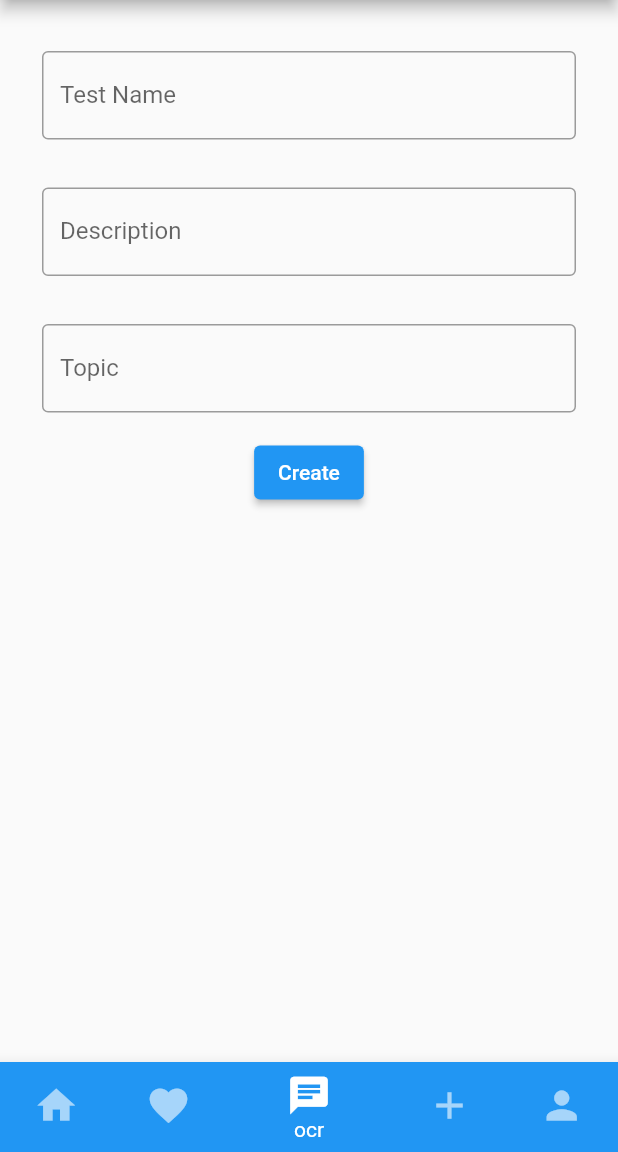
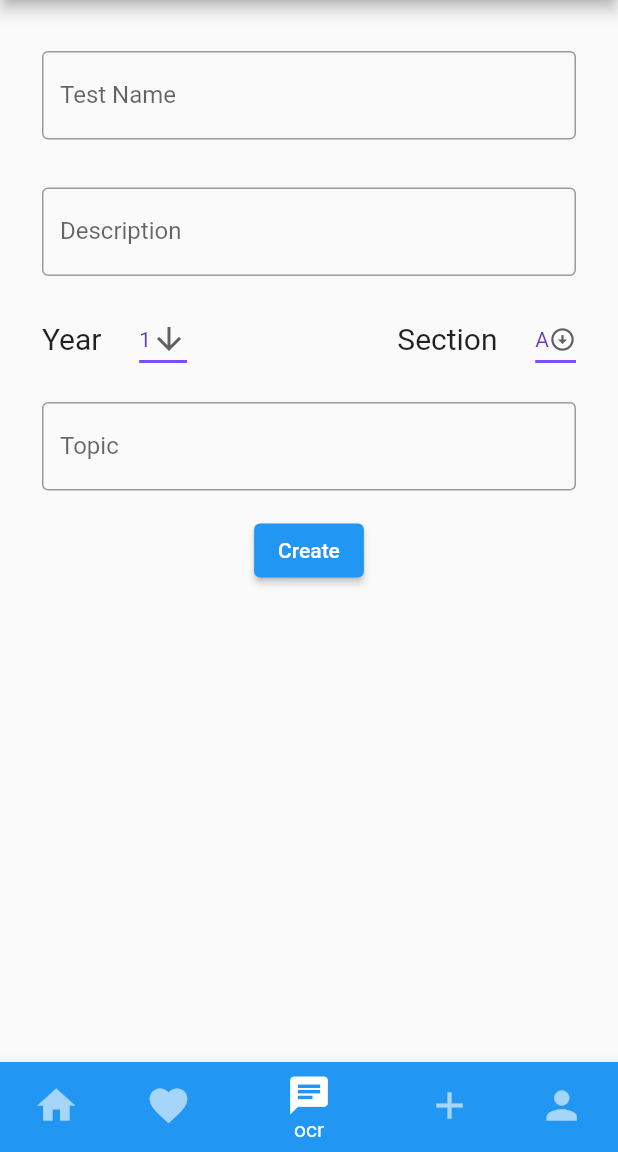
Before and after one commit to SmartShala/SmartShala_frontend-Flutter-, a Flutter app: the screen it shows after launch, item 3 of the bottom bar chosen, on a phone screen of 412 x 824 dp, the part 84-1236 px from its top. Run offline on Flutter 3.47's test engine with Material 2 defaults, Android fonts, the phone set to English and light mode, and no system bars; our stand-ins replace animated_splash_screen, image_picker.

Commit message:
fix: revert to previous commit and apply year and section there fix: create page now works without errors

```diff
--- a/smart_shala/lib/addtest.dart
+++ b/smart_shala/lib/addtest.dart
@@ -10,6 +10,8 @@ class TestDetails extends StatefulWidget {
 
 class _TestDetailsState extends State<TestDetails> {
   final _formkey = GlobalKey<FormState>();
+  int? year = 1;
+  String? section = 'A';
   // Function nameOnSaved (value) => ;
   @override
   Widget build(BuildContext context) {
@@ -24,6 +26,64 @@ class _TestDetailsState extends State<TestDetails> {
             children: <Widget>[
               _getPaddedText('Test Name'),
               _getPaddedText('Description'),
+              Padding(
+                padding:
+                    const EdgeInsets.symmetric(horizontal: 8.0, vertical: 2.0),
+                child: SizedBox(
+                    width: double.maxFinite,
+                    child: Row(
+                      mainAxisAlignment: MainAxisAlignment.spaceBetween,
+                      children: [
+                        const Text('Year', style: TextStyle(fontSize: 20)),
+                        DropdownButton<int?>(
+                          value: year,
+                          icon: const Icon(Icons.arrow_downward),
+                          elevation: 16,
+                          style: const TextStyle(color: Colors.deepPurple),
+                          underline: Container(
+                            height: 2,
+                            color: Colors.deepPurpleAccent,
+                          ),
+                          onChanged: (int? newValue) {
+                            setState(() {
+                              year = newValue!;
+                            });
+                          },
+                          items: <int>[1, 2, 3, 4]
+                              .map<DropdownMenuItem<int?>>((value) {
+                            return DropdownMenuItem<int?>(
+                              value: value,
+                              child: Text(value.toString()),
+                            );
+                          }).toList(),
+                        ),
+                        const SizedBox(width: 90),
+                        const Text('Section', style: TextStyle(fontSize: 20)),
+                        DropdownButton<String>(
+                          value: section,
+                          icon: const Icon(Icons.arrow_circle_down, size: 18),
+                          elevation: 16,
+                          style: const TextStyle(color: Colors.deepPurple),
+                          underline: Container(
+                            height: 2,
+                            color: Colors.deepPurpleAccent,
+                          ),
+                          onChanged: (String? newValue) {
+                            setState(() {
+                              section = newValue!;
+                            });
+                          },
+                          items: <String>['A', 'B', 'C', 'D']
+                              .map<DropdownMenuItem<String>>((String value) {
+                            return DropdownMenuItem<String>(
+                              value: value,
+                              child: Text(value),
+                            );
+                          }).toList(),
+                        )
+                      ],
+                    )),
+              ),
               _getPaddedText('Topic'),
               ElevatedButton(
                 onPressed: () {
@@ -72,7 +132,7 @@ class TestCreationPage extends StatefulWidget {
 }
 
 class _TestCreationPageState extends State<TestCreationPage> {
-  String? dropdownvalue = 'MultipleChoice';
+  String? year = 'MultipleChoice';
 
   @override
   Widget build(BuildContext context) {
@@ -88,7 +148,7 @@ class _TestCreationPageState extends State<TestCreationPage> {
                   },
                   child: Text('Browse')),
               DropdownButton<String>(
-                value: dropdownvalue,
+                value: year,
                 items:
                     <String>['MultipleChoice', 'Checkbox'].map((String value) {
                   return DropdownMenuItem<String>(
@@ -98,7 +158,7 @@ class _TestCreationPageState extends State<TestCreationPage> {
                 }).toList(),
                 onChanged: (value) {
                   setState(() {
-                    dropdownvalue = value;
+                    year = value;
                   });
                 },
               ),
```
